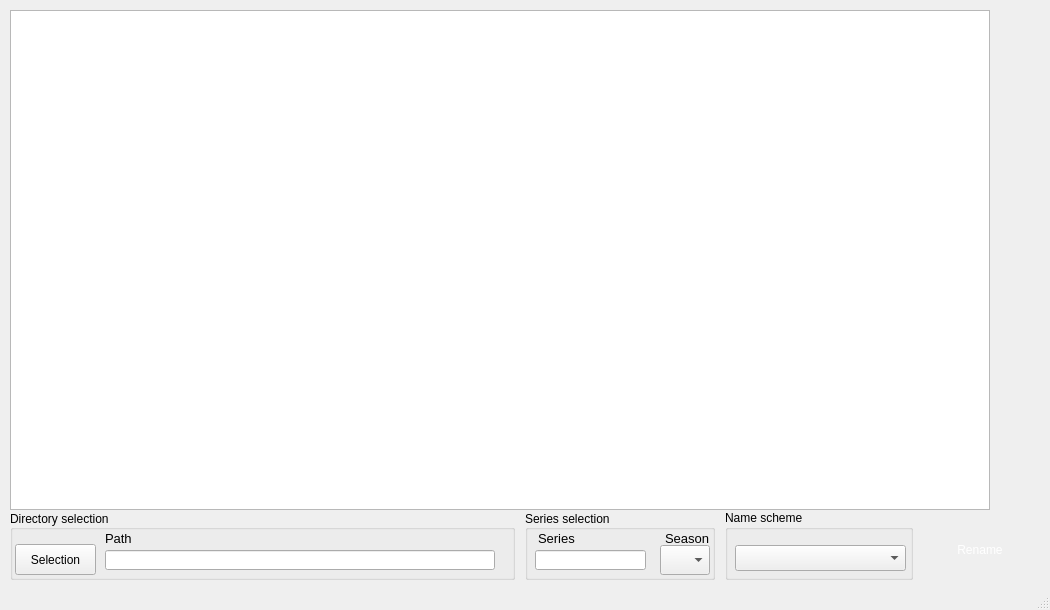
Above: SeriesScraper/mainwindow.ui from martinLutz1/SeriesScraper before the change. Below: the same form after it.
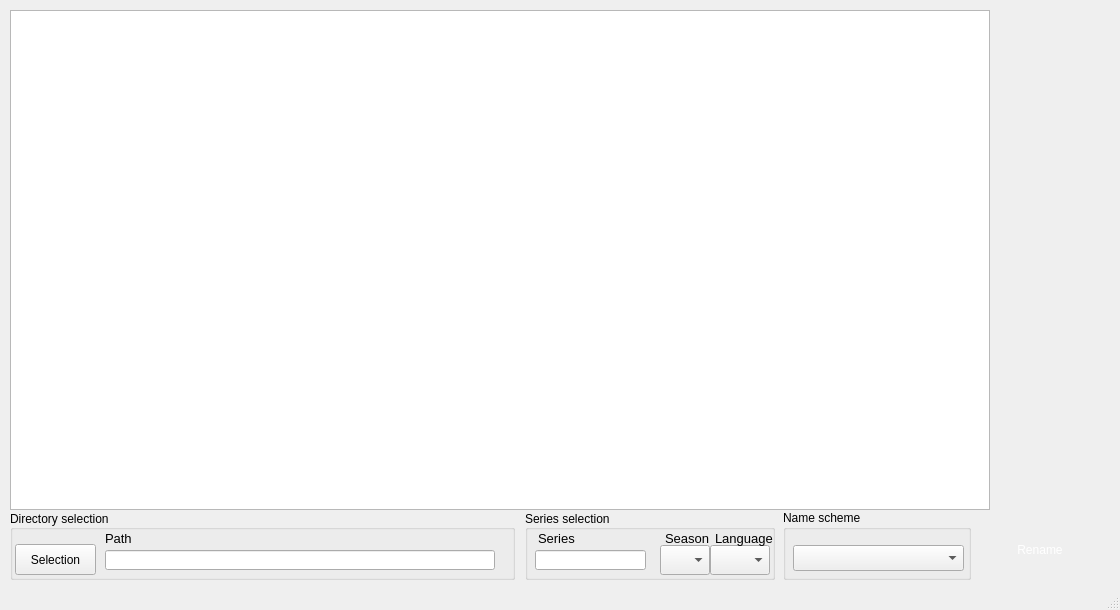
That is the form after the change. Icons and pictures are not drawn.

Commit message: Feature: TMDb support (standard), Selection of series language (in progress) - Bugfixes: GUI resize not working dynamically on new widgets, and few other small fixes

What changed in the file:
```diff
--- a/SeriesScraper/mainwindow.ui
+++ b/SeriesScraper/mainwindow.ui
@@ -6,7 +6,7 @@
    <rect>
     <x>0</x>
     <y>0</y>
-    <width>1050</width>
+    <width>1120</width>
     <height>610</height>
    </rect>
   </property>
@@ -61,7 +61,7 @@
      <rect>
       <x>525</x>
       <y>510</y>
-      <width>190</width>
+      <width>250</width>
       <height>70</height>
      </rect>
     </property>
@@ -140,6 +140,34 @@
       <string/>
      </property>
     </widget>
+    <widget class="QComboBox" name="seriesLanguageComboBox">
+     <property name="geometry">
+      <rect>
+       <x>185</x>
+       <y>35</y>
+       <width>60</width>
+       <height>30</height>
+      </rect>
+     </property>
+    </widget>
+    <widget class="QLabel" name="label">
+     <property name="geometry">
+      <rect>
+       <x>190</x>
+       <y>20</y>
+       <width>60</width>
+       <height>16</height>
+      </rect>
+     </property>
+     <property name="font">
+      <font>
+       <pointsize>10</pointsize>
+      </font>
+     </property>
+     <property name="text">
+      <string>Language</string>
+     </property>
+    </widget>
    </widget>
    <widget class="QGroupBox" name="pathGroupBox">
     <property name="geometry">
@@ -214,7 +242,7 @@
    <widget class="QPushButton" name="renameButton">
     <property name="geometry">
      <rect>
-      <x>920</x>
+      <x>980</x>
       <y>520</y>
       <width>120</width>
       <height>60</height>
@@ -263,7 +291,7 @@
    <widget class="QGroupBox" name="nameSchemeGroupBox">
     <property name="geometry">
      <rect>
-      <x>725</x>
+      <x>783</x>
       <y>510</y>
       <width>188</width>
       <height>70</height>
```
Left out of the diff: 2 changed lines with no effect on the pictures. The commit also changes 21 other files.
